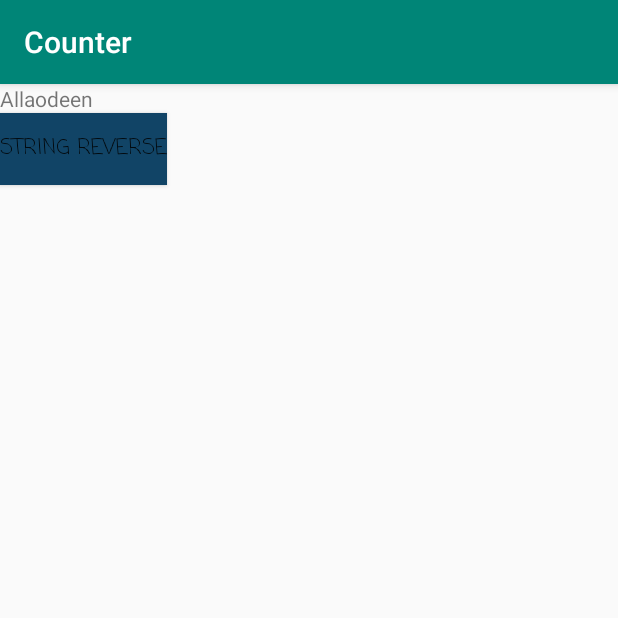
After one commit to MusawerAli/MyApplication2, an Android app: the Practise screen opened directly, with no data from a screen before it, on a phone screen of 412 x 824 dp, the top half of it. The commit adds this screen. Run offline under Robolectric (Android 15) with nearby library versions, the phone set to English and light mode, and no system bars.

Commit message:
String reverse with forloop

```diff
--- a/app/src/main/AndroidManifest.xml
+++ b/app/src/main/AndroidManifest.xml
@@ -9,7 +9,11 @@
         android:roundIcon="@mipmap/ic_launcher_round"
         android:supportsRtl="true"
         android:theme="@style/AppTheme">
-        <activity android:name=".Radio"></activity>
+        <activity android:name=".StringReverse"></activity>
+        <activity android:name=".CheckBox" />
+        <activity android:name=".Spinner" />
+        <activity android:name=".Practise" />
+        <activity android:name=".Radio" />
         <activity android:name=".array" />
         <activity android:name=".Splash" />
         <activity android:name=".Conditions" />
--- a/app/src/main/java/com/example/myapplication/Conditions.java
+++ b/app/src/main/java/com/example/myapplication/Conditions.java
@@ -32,12 +32,12 @@ TextView tv;
             }else if(option.equals("ghazanfar"))
             {
                 tv.setText("Pa Ghazanfar Congrats you got 3.2 gp");
-            }else if(option.equals("gulfam")){
+            }else if(option.equals("Gulfam")){
                 tv.setText("Congrats you got 2.8 gp: Need For Improvements");
             }else if(option.equals("alaodeen")){
                 tv.setText("Congrats Allaodeen 3.5 gp ai");
             }else if(option.equals("farhan")){
-                tv.setText("Dig you got first timme 3.5 ");
+                tv.setText("Dig you got first time 3.5 gp ");
             }else{
                     tv.setText("Sorry Dear you are not able to this survay");
             }
--- /dev/null
+++ b/app/src/main/java/com/example/myapplication/Practise.java
@@ -0,0 +1,31 @@
+package com.example.myapplication;
+
+import android.content.Intent;
+import android.support.v7.app.AppCompatActivity;
+import android.os.Bundle;
+import android.view.View;
+import android.widget.Button;
+
+public class Practise extends AppCompatActivity {
+
+    @Override
+    protected void onCreate(Bundle savedInstanceState) {
+        super.onCreate(savedInstanceState);
+        setContentView(R.layout.activity_practise);
+
+        //Inititilize Variables
+        final Button reverse_string;
+
+        //GEt by ID
+
+        reverse_string = (Button) findViewById(R.id.reverse_string);
+        reverse_string.setOnClickListener(new View.OnClickListener() {
+            @Override
+            public void onClick(View v) {
+                Intent id = new Intent(Practise.this, StringReverse.class);
+                startActivity(id);
+            }
+        });
+    }
+
+}
--- a/app/src/main/java/com/example/myapplication/Radio.java
+++ b/app/src/main/java/com/example/myapplication/Radio.java
@@ -22,7 +22,7 @@ public class Radio extends AppCompatActivity {
                 RadioButton male =(RadioButton) findViewById(R.id.male);
                 RadioButton female =(RadioButton) findViewById(R.id.female);
                 if(male.isChecked()){
-                    Toast.makeText(Radio.this,"Ghazanfar Chohan",Toast.LENGTH_LONG).show();
+                    Toast.makeText(Radio.this,"Ghazanfar Ali",Toast.LENGTH_LONG).show();
                 }
                 else if(female.isChecked()){
                     Toast.makeText(Radio.this,"Female",Toast.LENGTH_LONG).show();
--- /dev/null
+++ b/app/src/main/res/layout/activity_practise.xml
@@ -0,0 +1,26 @@
+<?xml version="1.0" encoding="utf-8"?>
+<LinearLayout xmlns:android="http://schemas.android.com/apk/res/android"
+    xmlns:app="http://schemas.android.com/apk/res-auto"
+    xmlns:tools="http://schemas.android.com/tools"
+    android:layout_width="match_parent"
+    android:layout_height="match_parent"
+    tools:context=".Practise"
+    android:orientation="vertical"
+    >
+
+    <TextView
+        android:layout_width="match_parent"
+        android:layout_height="wrap_content"
+
+        android:text="Allaodeen"
+
+        />
+    <Button
+        android:id="@+id/reverse_string"
+        android:layout_width="wrap_content"
+        android:layout_height="wrap_content"
+        android:background="#146"
+        android:fontFamily="casual"
+        android:text="String Reverse" />
+
+</LinearLayout>
--- a/app/src/main/res/layout/activity_radio.xml
+++ b/app/src/main/res/layout/activity_radio.xml
@@ -19,7 +19,7 @@
                 android:layout_width="match_parent"
                 android:layout_height="wrap_content"
                 android:id="@+id/male"
-                android:text="Ghazanfar Chohan"
+                android:text="Ghazanfar Ali"
                 android:drawableLeft="@drawable/gh"
                 />
         <RadioButton
--- a/build.gradle
+++ b/build.gradle
@@ -7,7 +7,7 @@ buildscript {
 
     }
     dependencies {
-        classpath 'com.android.tools.build:gradle:3.3.2'
+        classpath 'com.android.tools.build:gradle:3.4.0'
 
         // NOTE: Do not place your application dependencies here; they belong
         // in the individual module build.gradle files
```
Also changed, not shown: app/src/main/java/com/example/myapplication/CheckBox.java (added, +17 -0 lines), app/src/main/java/com/example/myapplication/MainActivity.java (+25 -3 lines), app/src/main/java/com/example/myapplication/Spinner.java (added, +18 -0 lines), app/src/main/java/com/example/myapplication/StringReverse.java (added, +48 -0 lines), app/src/main/res/layout/activity_check_box.xml (added, +24 -0 lines), app/src/main/res/layout/activity_main.xml (+21 -0 lines), app/src/main/res/layout/activity_spinner.xml (added, +16 -0 lines), app/src/main/res/layout/activity_string_reverse.xml (added, +41 -0 lines), gradle/wrapper/gradle-wrapper.properties.
